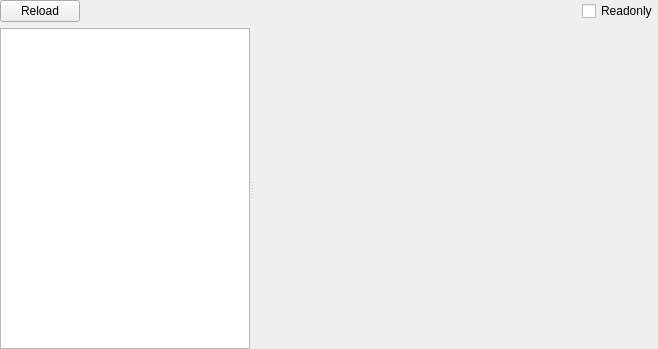
Qt form PE/pewidget.ui (horsicq/FormatWidgets) before a commit.
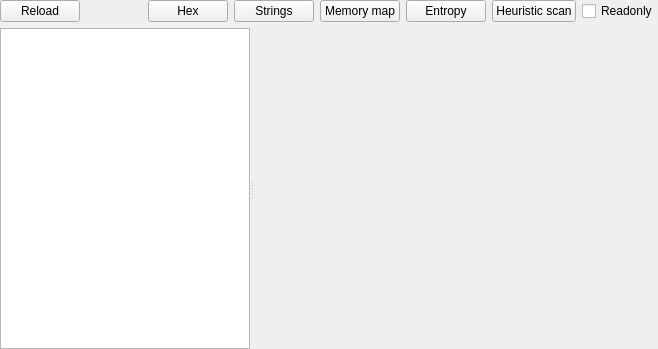
The same form after that commit. Custom widgets are drawn as their Qt base class.

Patch:
```diff
--- a/PE/pewidget.ui
+++ b/PE/pewidget.ui
@@ -54,6 +54,41 @@
        </property>
       </spacer>
      </item>
+     <item>
+      <widget class="QPushButton" name="pushButtonHex">
+       <property name="text">
+        <string>Hex</string>
+       </property>
+      </widget>
+     </item>
+     <item>
+      <widget class="QPushButton" name="pushButtonStrings">
+       <property name="text">
+        <string>Strings</string>
+       </property>
+      </widget>
+     </item>
+     <item>
+      <widget class="QPushButton" name="pushButtonMemoryMap">
+       <property name="text">
+        <string>Memory map</string>
+       </property>
+      </widget>
+     </item>
+     <item>
+      <widget class="QPushButton" name="pushButtonEntropy">
+       <property name="text">
+        <string>Entropy</string>
+       </property>
+      </widget>
+     </item>
+     <item>
+      <widget class="QPushButton" name="pushButtonHeuristicScan">
+       <property name="text">
+        <string>Heuristic scan</string>
+       </property>
+      </widget>
+     </item>
      <item>
       <widget class="QCheckBox" name="checkBoxReadonly">
        <property name="text">
```
